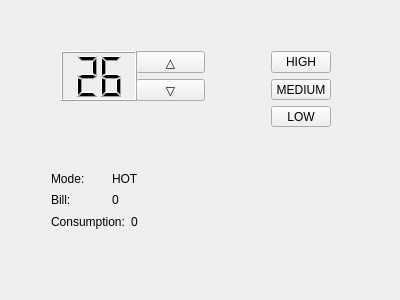
Above: AirServant/mainwindow.ui from Shantom/CentralAirConditioner-AirServant before the change. Below: the same form after it.
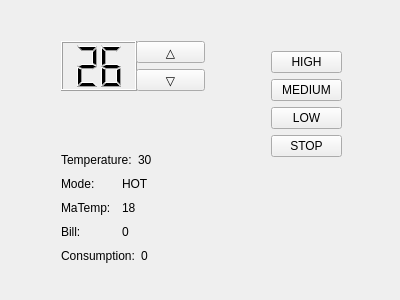
That is the form after the change.

Patch:
```diff
--- a/AirServant/mainwindow.ui
+++ b/AirServant/mainwindow.ui
@@ -18,7 +18,7 @@
     <property name="geometry">
      <rect>
       <x>50</x>
-      <y>40</y>
+      <y>30</y>
       <width>166</width>
       <height>72</height>
      </rect>
@@ -101,8 +101,8 @@
      <rect>
       <x>260</x>
       <y>40</y>
-      <width>82</width>
-      <height>98</height>
+      <width>93</width>
+      <height>132</height>
      </rect>
     </property>
     <layout class="QVBoxLayout" name="verticalLayout_2">
@@ -127,18 +127,43 @@
        </property>
       </widget>
      </item>
+     <item>
+      <widget class="QPushButton" name="pushButton_stop">
+       <property name="text">
+        <string>STOP</string>
+       </property>
+      </widget>
+     </item>
     </layout>
    </widget>
    <widget class="QWidget" name="layoutWidget">
     <property name="geometry">
      <rect>
-      <x>40</x>
-      <y>160</y>
+      <x>50</x>
+      <y>140</y>
       <width>137</width>
-      <height>80</height>
+      <height>136</height>
      </rect>
     </property>
     <layout class="QVBoxLayout" name="verticalLayout_3">
+     <item>
+      <layout class="QHBoxLayout" name="horizontalLayout_5">
+       <item>
+        <widget class="QLabel" name="label_4">
+         <property name="text">
+          <string>Temperature:</string>
+         </property>
+        </widget>
+       </item>
+       <item>
+        <widget class="QLabel" name="label_temp">
+         <property name="text">
+          <string>30</string>
+         </property>
+        </widget>
+       </item>
+      </layout>
+     </item>
      <item>
       <layout class="QHBoxLayout" name="horizontalLayout_2">
        <item>
@@ -157,6 +182,24 @@
        </item>
       </layout>
      </item>
+     <item>
+      <layout class="QHBoxLayout" name="horizontalLayout_6">
+       <item>
+        <widget class="QLabel" name="label_5">
+         <property name="text">
+          <string>MaTemp:</string>
+         </property>
+        </widget>
+       </item>
+       <item>
+        <widget class="QLabel" name="label_matemp">
+         <property name="text">
+          <string>18</string>
+         </property>
+        </widget>
+       </item>
+      </layout>
+     </item>
      <item>
       <layout class="QHBoxLayout" name="horizontalLayout_3">
        <item>
```
Left out of the diff: 19 changed lines with no effect on the pictures.
